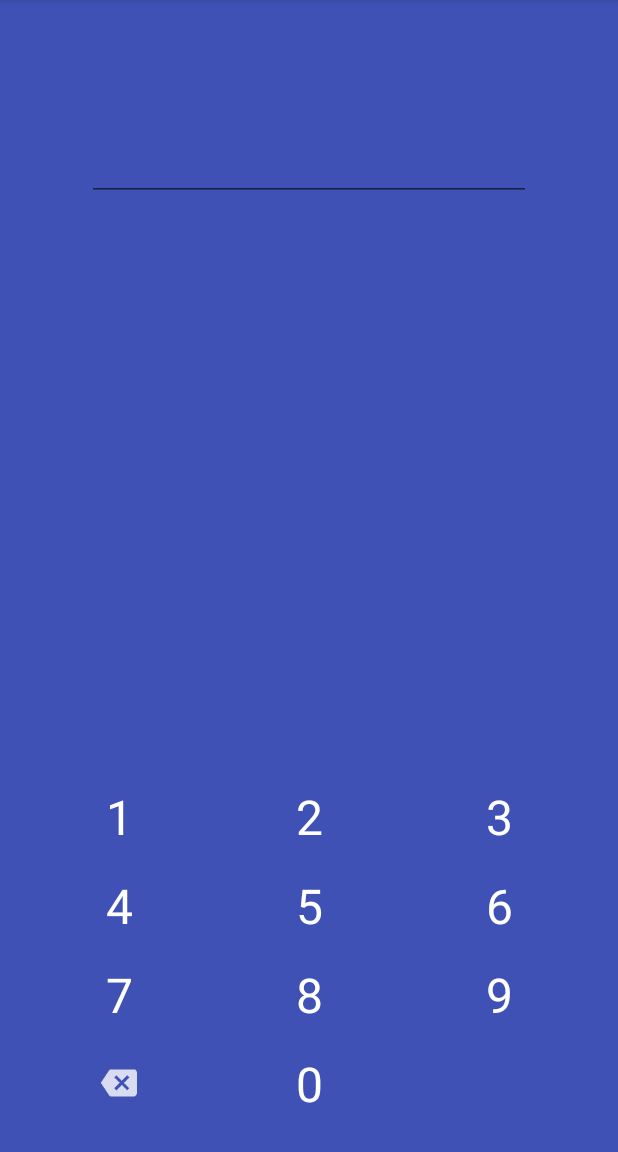
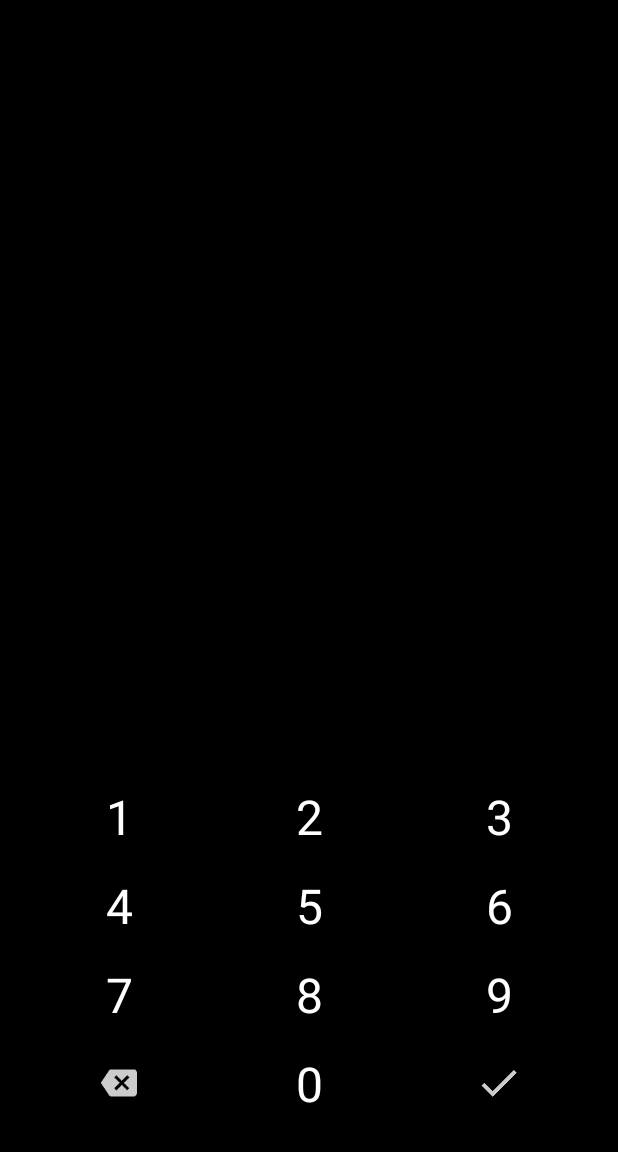
Before and after one commit to sbakhtiarov/MaterialNumberPad, an Android app: the screen it shows after launch (MainActivity), on a phone screen of 412 x 824 dp, the part 84-1236 px from its top. Run offline under Robolectric (Android 15) with nearby library versions, the phone set to English and light mode, and no system bars.

Commit message:
change and lite.

```diff
--- a/materialnumpad/src/main/java/com/basv/materialnumpad/MaterialNumberpad.java
+++ b/materialnumpad/src/main/java/com/basv/materialnumpad/MaterialNumberpad.java
@@ -4,13 +4,16 @@ import android.annotation.TargetApi;
 import android.content.Context;
 import android.content.res.TypedArray;
 import android.graphics.Color;
+import android.graphics.drawable.Drawable;
 import android.os.Build;
 import android.os.Parcel;
 import android.os.Parcelable;
+import android.support.annotation.DrawableRes;
 import android.support.annotation.IntDef;
 import android.util.AttributeSet;
 import android.view.LayoutInflater;
 import android.view.View;
+import android.widget.EditText;
 import android.widget.ImageView;
 import android.widget.LinearLayout;
 import android.widget.TextView;
@@ -20,39 +23,44 @@ import java.lang.annotation.RetentionPolicy;
 
 public class MaterialNumberpad extends LinearLayout {
 
-    public static final int BUTTON_0 = 0;
-    public static final int BUTTON_1 = 1;
-    public static final int BUTTON_2 = 2;
-    public static final int BUTTON_3 = 3;
-    public static final int BUTTON_4 = 4;
-    public static final int BUTTON_5 = 5;
-    public static final int BUTTON_6 = 6;
-    public static final int BUTTON_7 = 7;
-    public static final int BUTTON_8 = 8;
-    public static final int BUTTON_9 = 9;
+    public static final int BUTTON_0             = 0;
+    public static final int BUTTON_1             = 1;
+    public static final int BUTTON_2             = 2;
+    public static final int BUTTON_3             = 3;
+    public static final int BUTTON_4             = 4;
+    public static final int BUTTON_5             = 5;
+    public static final int BUTTON_6             = 6;
+    public static final int BUTTON_7             = 7;
+    public static final int BUTTON_8             = 8;
+    public static final int BUTTON_9             = 9;
     public static final int BUTTON_ACTION_DELETE = 10;
-    public static final int BUTTON_ACTION_DONE = 11;
+    public static final int BUTTON_ACTION_DONE   = 11;
 
     private static final int DEFAULT_TEXT_COLOR = Color.WHITE;
 
     private int buttonTextColor = DEFAULT_TEXT_COLOR;
-    private boolean showDoneAction = true;
 
-    private TextView button0;
-    private TextView button1;
-    private TextView button2;
-    private TextView button3;
-    private TextView button4;
-    private TextView button5;
-    private TextView button6;
-    private TextView button7;
-    private TextView button8;
-    private TextView button9;
+    private boolean showDoneAction;
+
+    private TextView  button0;
+    private TextView  button1;
+    private TextView  button2;
+    private TextView  button3;
+    private TextView  button4;
+    private TextView  button5;
+    private TextView  button6;
+    private TextView  button7;
+    private TextView  button8;
+    private TextView  button9;
     private ImageView imageActionDelete;
     private ImageView imageActionDone;
-    private View buttonActionDone;
+    private View      buttonActionDone;
+
+    private Drawable drawableActionDone;
+
 
     private OnNumpadClickListener clickListener;
+    private EditText              edittext;
 
     @Retention(RetentionPolicy.RUNTIME)
     @IntDef({BUTTON_0, BUTTON_1, BUTTON_2, BUTTON_3, BUTTON_4, BUTTON_5, BUTTON_6, BUTTON_7, BUTTON_8, BUTTON_9, BUTTON_ACTION_DELETE, BUTTON_ACTION_DONE})
@@ -60,7 +68,11 @@ public class MaterialNumberpad extends LinearLayout {
     }
 
     public interface OnNumpadClickListener {
-        void onNumpadClick(@NumpadAction int action);
+        void onNumpadClick(@NumpadAction int action, String value);
+
+        void onDoneClick(View view);
+
+        void onDeleteClick(View view);
     }
 
     public void setOnNumpadClickListener(OnNumpadClickListener clickListener) {
@@ -82,7 +94,7 @@ public class MaterialNumberpad extends LinearLayout {
 
         TypedArray a = context.obtainStyledAttributes(attrs, R.styleable.MaterialNumpad, defStyleAttr, 0);
         buttonTextColor = a.getColor(R.styleable.MaterialNumpad_mnp_text_color, DEFAULT_TEXT_COLOR);
-        showDoneAction = a.getBoolean(R.styleable.MaterialNumpad_mnp_show_done_action, true);
+        drawableActionDone = a.getDrawable(R.styleable.MaterialNumpad_mnp_src_done_action);
         a.recycle();
 
         inflateView();
@@ -182,9 +194,20 @@ public class MaterialNumberpad extends LinearLayout {
 
         buttonActionDone = view.findViewById(R.id.button_action_done);
 
+
+        if (drawableActionDone != null) {
+            this.showDoneAction = true;
+            this.imageActionDone.setImageDrawable(drawableActionDone);
+        }
+
+
         addView(view);
 
         updateView();
+    }
+
+    public void setEdittext(EditText edittext) {
+        this.edittext = edittext;
     }
 
     private void updateView() {
@@ -194,6 +217,7 @@ public class MaterialNumberpad extends LinearLayout {
             buttonActionDone.setOnClickListener(new OnClickListener() {
                 @Override
                 public void onClick(View view) {
+                    clickListener.onDoneClick(buttonActionDone);
                     handleButtonClick(BUTTON_ACTION_DONE);
                 }
             });
@@ -218,8 +242,31 @@ public class MaterialNumberpad extends LinearLayout {
     }
 
     private void handleButtonClick(@NumpadAction int action) {
-        if (clickListener != null) {
-            clickListener.onNumpadClick(action);
+
+        if (clickListener == null) {
+            return;
+        }
+
+        switch (action) {
+            case MaterialNumberpad.BUTTON_0:
+            case MaterialNumberpad.BUTTON_1:
+            case MaterialNumberpad.BUTTON_2:
+            case MaterialNumberpad.BUTTON_3:
+            case MaterialNumberpad.BUTTON_4:
+            case MaterialNumberpad.BUTTON_5:
+            case MaterialNumberpad.BUTTON_6:
+            case MaterialNumberpad.BUTTON_7:
+            case MaterialNumberpad.BUTTON_8:
+            case MaterialNumberpad.BUTTON_9:
+                String val = String.valueOf(action);
+                clickListener.onNumpadClick(action, val);
+                if (edittext != null) edittext.append(val);
+                return;
+        }
+
+        if ((edittext != null && edittext.length() != 0) && action == BUTTON_ACTION_DELETE) {
+            edittext.getText()
+                    .delete(edittext.length() - 1, edittext.length());
         }
     }
 
@@ -236,12 +283,12 @@ public class MaterialNumberpad extends LinearLayout {
 
     @Override
     protected void onRestoreInstanceState(Parcelable state) {
-        if(!(state instanceof SavedState)) {
+        if (!(state instanceof SavedState)) {
             super.onRestoreInstanceState(state);
             return;
         }
 
-        SavedState ss = (SavedState)state;
+        SavedState ss = (SavedState) state;
         super.onRestoreInstanceState(ss.getSuperState());
 
         this.buttonTextColor = ss.buttonTextColor;
@@ -252,7 +299,7 @@ public class MaterialNumberpad extends LinearLayout {
 
     private static class SavedState extends BaseSavedState {
 
-        private int buttonTextColor;
+        private int     buttonTextColor;
         private boolean showDoneAction;
 
         SavedState(Parcelable superState) {
--- a/materialnumpad/src/main/res/values/attrs.xml
+++ b/materialnumpad/src/main/res/values/attrs.xml
@@ -1,7 +1,7 @@
 <?xml version="1.0" encoding="utf-8"?>
 <resources>
     <declare-styleable name="MaterialNumpad">
-        <attr name="mnp_text_color" format="color" />
-        <attr name="mnp_show_done_action" format="boolean" />
+        <attr name="mnp_text_color" format="color"/>
+        <attr name="mnp_src_done_action" format="integer"/>
     </declare-styleable>
 </resources>
--- a/sample/src/main/res/layout/activity_main.xml
+++ b/sample/src/main/res/layout/activity_main.xml
@@ -1,40 +1,40 @@
 <?xml version="1.0" encoding="utf-8"?>
 <RelativeLayout xmlns:android="http://schemas.android.com/apk/res/android"
+                xmlns:app="http://schemas.android.com/apk/res-auto"
                 xmlns:tools="http://schemas.android.com/tools"
-    xmlns:app="http://schemas.android.com/apk/res-auto"
                 android:id="@+id/activity_main"
                 android:layout_width="match_parent"
                 android:layout_height="match_parent"
-    android:background="#3F51B5"
+                android:background="#000000"
+                android:focusableInTouchMode="true"
                 android:paddingBottom="@dimen/activity_vertical_margin"
                 android:paddingLeft="@dimen/activity_horizontal_margin"
                 android:paddingRight="@dimen/activity_horizontal_margin"
                 android:paddingTop="@dimen/activity_vertical_margin"
-    android:focusableInTouchMode="true"
                 tools:context="com.basv.materialnumberpad.MainActivity">
 
     <EditText
+        android:id="@+id/editText"
         android:layout_width="match_parent"
         android:layout_height="wrap_content"
-        android:inputType="numberSigned"
-        android:ems="10"
-        android:id="@+id/editText"
         android:layout_centerHorizontal="true"
         android:layout_marginLeft="42dp"
         android:layout_marginRight="42dp"
         android:layout_marginTop="54dp"
+        android:ems="10"
+        android:gravity="center"
+        android:inputType="numberSigned"
         android:textColor="#fff"
-        android:gravity="center"
-        android:textSize="32sp" />
+        android:textSize="32sp"/>
 
     <com.basv.materialnumpad.MaterialNumberpad
         android:id="@+id/numpad"
         android:layout_width="match_parent"
         android:layout_height="wrap_content"
-        app:mnp_text_color="#fff"
-        app:mnp_show_done_action="false"
         android:layout_alignParentBottom="true"
         android:layout_centerHorizontal="true"
-        android:layout_centerInParent="false" />
+        android:layout_centerInParent="false"
+        app:mnp_src_done_action="@drawable/ic_action_done"
+        app:mnp_text_color="#fff"/>
 
 </RelativeLayout>
```
Also changed, not shown: sample/src/main/java/com/basv/materialnumberpad/MainActivity.java (+16 -25 lines). Lines whose indentation alone changed are shown as unchanged.
